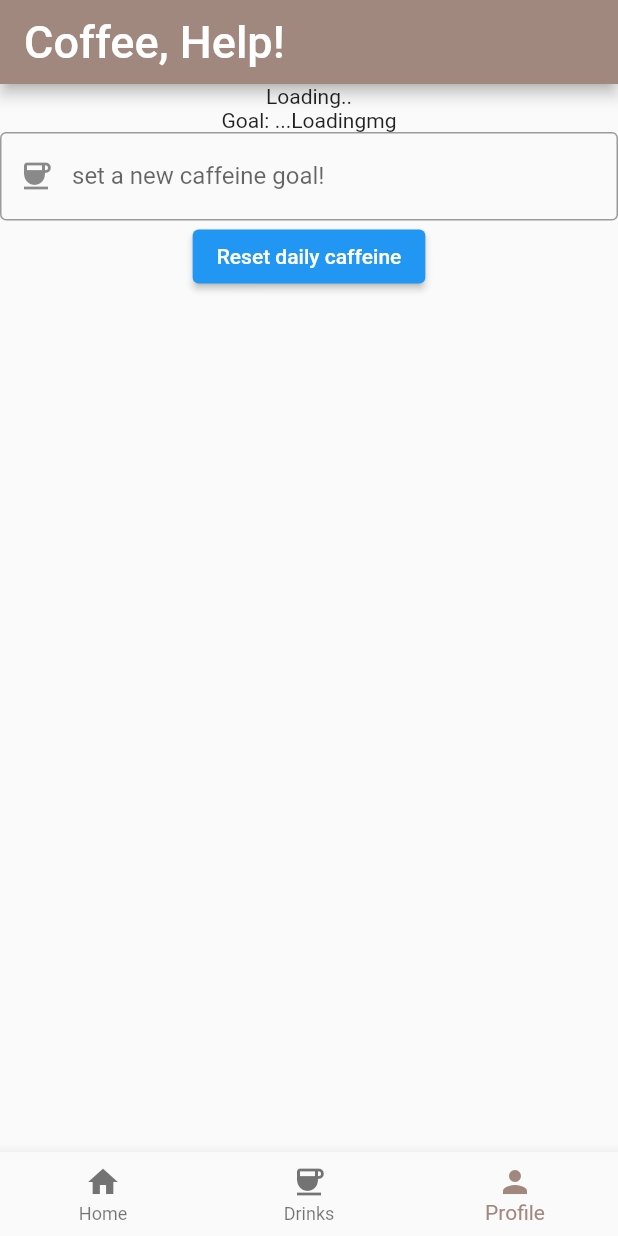
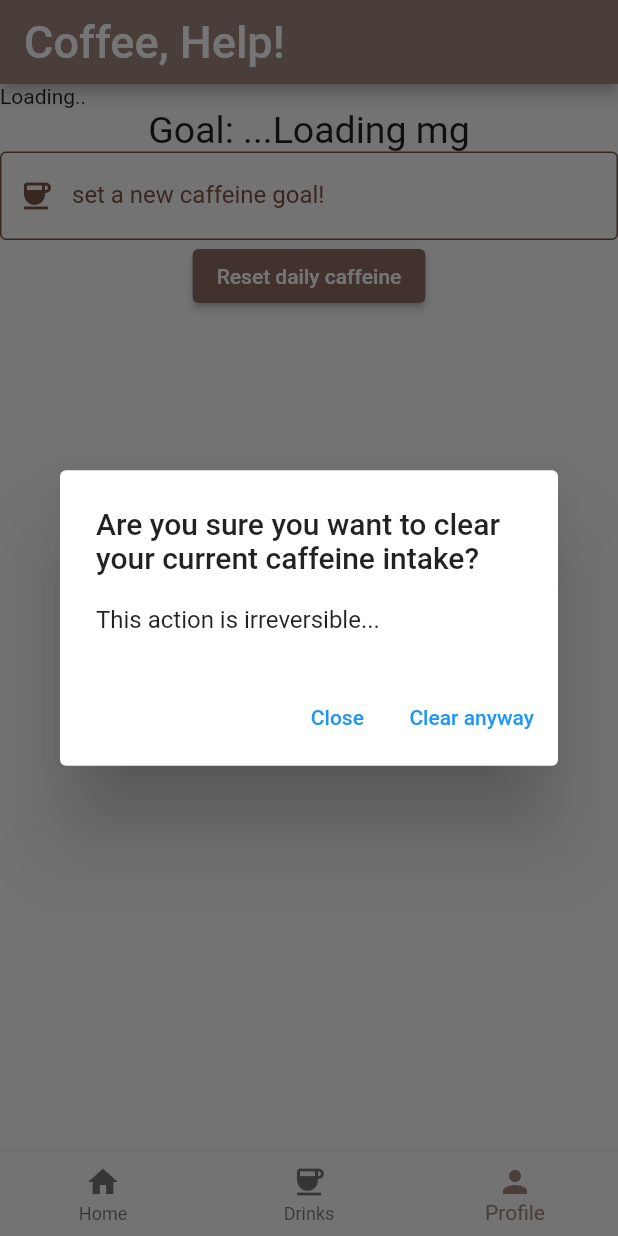
Before and after one commit to RossKeen/Coffee-Help-, a Flutter app: the screen it shows after launch, item 3 of the bottom bar chosen, after a tap on "Reset daily caffeine", on a phone screen of 412 x 824 dp. Run offline on Flutter 3.47's test engine with Material 2 defaults, Android fonts, the phone set to English and light mode, and no system bars; our stand-ins replace cloud_firestore, firebase_core, percent_indicator; accounts and stored records are empty; Roboto replaces fonts that are missing (helvetica).

```diff
--- a/lib/profile.dart
+++ b/lib/profile.dart
@@ -7,10 +7,14 @@ class Profile extends StatelessWidget {
 
   @override
   Widget build(BuildContext context) {
-    return Column(children: [
-      Username(),
+    return Column(
+      children: [
+        Row(
+          children: [Username()],
+        ),
         CaffeineWidget(),
-    ]);
+      ],
+    );
   }
 }
 
@@ -36,8 +40,14 @@ class _UsernameState extends State<Username> {
       builder: ((context, AsyncSnapshot snapshot) {
         if (snapshot.hasData) {
           goal = snapshot.data['caffeine-goal'].toString();
-          return Text(snapshot.data['username'],
-              style: TextStyle(fontSize: 27));
+          return Padding(
+            padding: const EdgeInsets.all(20.0),
+            child: Text(
+              snapshot.data['username'],
+              style: TextStyle(fontSize: 22),
+              textAlign: TextAlign.left,
+            ),
+          );
         } else {
           return Text('Loading..');
         }
@@ -47,10 +57,10 @@ class _UsernameState extends State<Username> {
   //=>
 }
 
-dynamic goal = '...Loading';
+dynamic goal = '...Loading ';
+var db = FirebaseFirestore.instance;
 
 class _CaffeineWidgetState extends State<CaffeineWidget> {
-  var db = FirebaseFirestore.instance;
   void changeGoal(value) {
     final user = db.collection('users').doc('test-user');
     user.update({'caffeine-goal': value});
@@ -59,29 +69,43 @@ class _CaffeineWidgetState extends State<CaffeineWidget> {
     });
   }
 
-  void handlePress() {
-    db.collection('users').doc('test-user').update({'current-caffeine': 0});
-  }
-
   @override
-  Widget build(BuildContext context) => Center(
-        child: Column(
+  Widget build(BuildContext context) => Column(
         children: [
-            Text('Goal: ${goal}mg'),
+          Text(
+            'Goal: ${goal}mg',
+            style: TextStyle(fontSize: 25, fontFamily: 'helvetica'),
+          ),
           CaffeineInput(),
           ElevatedButton(
-                onPressed: () => {handlePress()},
+              style:
+                  OutlinedButton.styleFrom(backgroundColor: Colors.brown[400]),
+              onPressed: () => {
+                    showDialog(
+                        context: context,
+                        builder: (BuildContext context) =>
+                            _buildPopupDialog(context))
+                  },
               child: Text('Reset daily caffeine'))
         ],
-        ),
       );
 
   Widget CaffeineInput() => TextField(
         onSubmitted: (value) => changeGoal(num.parse(value)),
-        decoration: InputDecoration(
-          border: OutlineInputBorder(),
+        cursorColor: Colors.black,
+        decoration: const InputDecoration(
+          enabledBorder:
+              OutlineInputBorder(borderSide: BorderSide(color: Colors.brown)),
+          border:
+              OutlineInputBorder(borderSide: BorderSide(color: Colors.brown)),
+          focusedBorder:
+              OutlineInputBorder(borderSide: BorderSide(color: Colors.brown)),
           labelText: 'set a new caffeine goal!',
-          prefixIcon: Icon(Icons.coffee),
+          labelStyle: TextStyle(color: Colors.brown),
+          prefixIcon: Icon(
+            Icons.coffee,
+            color: Colors.brown,
+          ),
         ),
         keyboardType: TextInputType.number,
         inputFormatters: [FilteringTextInputFormatter.digitsOnly],
@@ -89,3 +113,29 @@ class _CaffeineWidgetState extends State<CaffeineWidget> {
         scrollPadding: EdgeInsets.all(32),
       );
 }
+
+Widget _buildPopupDialog(BuildContext context) {
+  void handlePress() {
+    db.collection('users').doc('test-user').update({'current-caffeine': 0});
+  }
+
+  return AlertDialog(
+      title: const Text(
+          'Are you sure you want to clear your current caffeine intake?'),
+      content: Column(
+        mainAxisSize: MainAxisSize.min,
+        crossAxisAlignment: CrossAxisAlignment.start,
+        children: const <Widget>[
+          Text("This action is irreversible..."),
+        ],
+      ),
+      actions: <Widget>[
+        TextButton(
+            onPressed: () => Navigator.pop(context, 'Cancel'),
+            child: const Text('Close')),
+        TextButton(
+            onPressed: () =>
+                {handlePress(), Navigator.pop(context, 'Clear anyway')},
+            child: const Text('Clear anyway'))
+      ]);
+}
```
Also changed, not shown: 1 other file. Lines whose indentation alone changed are shown as unchanged.
